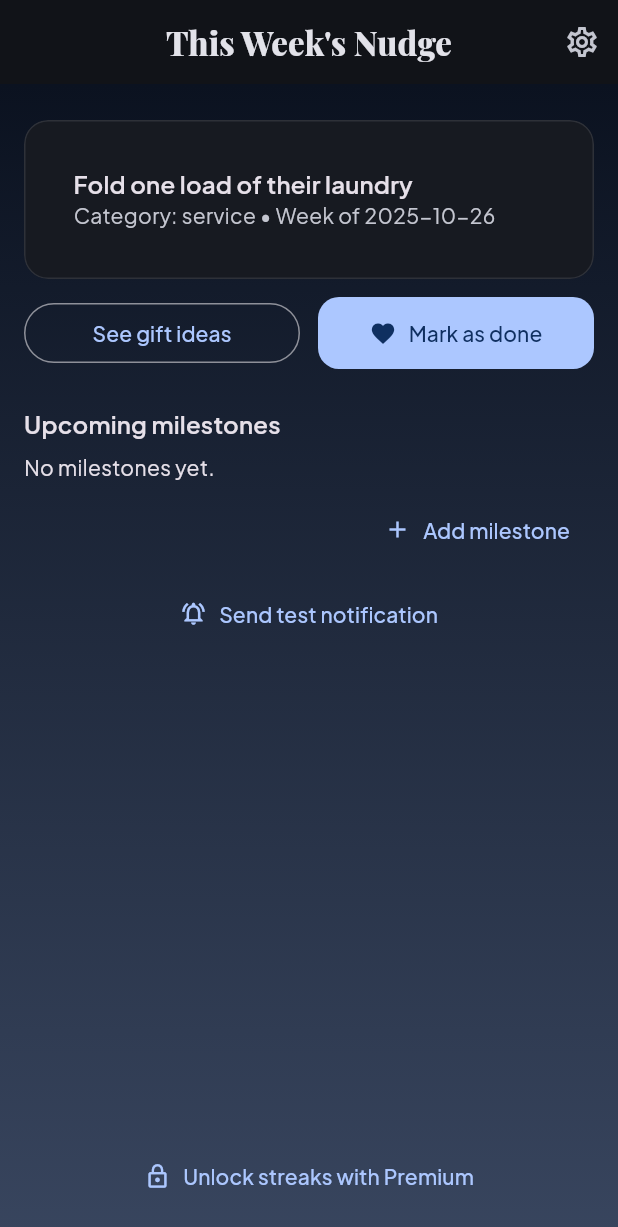
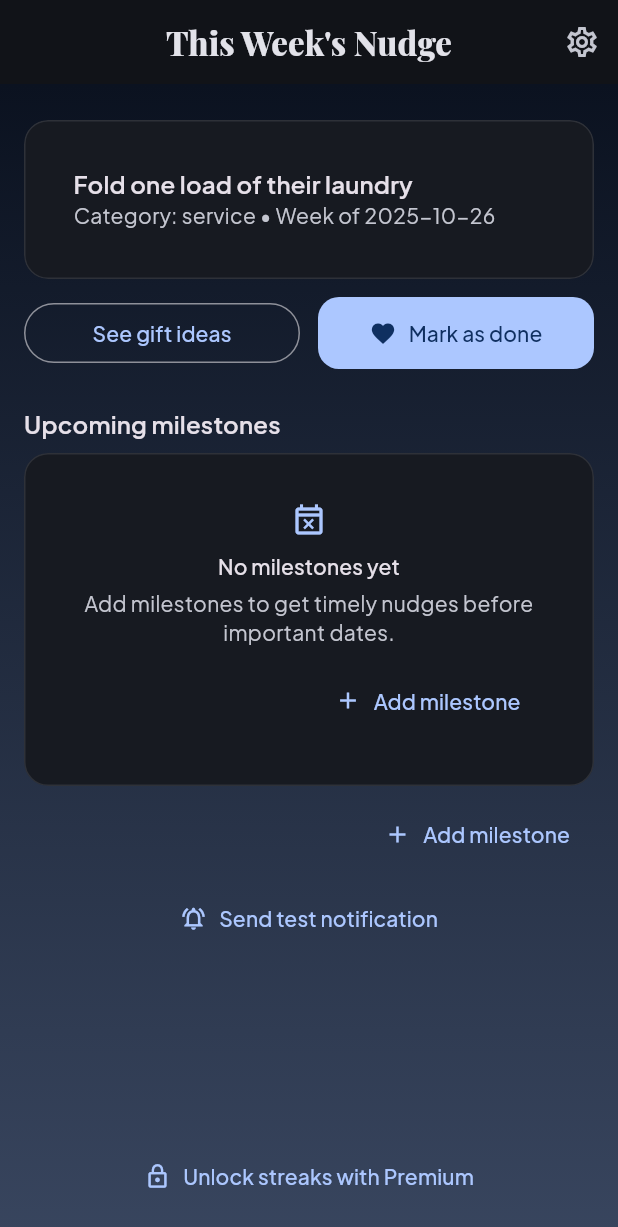
Before and after one commit to miedo007/LittleActs, a Flutter app: the NudgeOfWeekScreen screen opened by its route, on a phone screen of 412 x 824 dp. Shown: the top 1227 px of the screen. Run offline on Flutter 3.47's test engine with Material 3 defaults, Android fonts, the phone set to English and light mode, and no system bars; our stand-ins replace flutter_riverpod, go_router, google_fonts, shared_preferences; accounts and stored records are empty.

```diff
--- a/lib/features/nudge/nudge_of_week_screen.dart
+++ b/lib/features/nudge/nudge_of_week_screen.dart
@@ -32,7 +32,7 @@ class NudgeOfWeekScreen extends ConsumerWidget {
           IconButton(
             tooltip: 'Settings',
             icon: const Icon(Icons.settings_outlined),
-            onPressed: () => context.goNamed('settings'),
+            onPressed: () => context.pushNamed('settings'),
           ),
         ],
       ),
@@ -149,7 +149,42 @@ class _UpcomingMilestones extends StatelessWidget {
   @override
   Widget build(BuildContext context) {
     if (milestones.isEmpty) {
-      return const Text('No milestones yet.');
+      final cs = Theme.of(context).colorScheme;
+      return GlassCard(
+        child: Padding(
+          padding: const EdgeInsets.all(16),
+          child: Column(
+            crossAxisAlignment: CrossAxisAlignment.stretch,
+            children: [
+              Icon(Icons.event_busy_outlined, color: cs.primary),
+              const SizedBox(height: 8),
+              Text(
+                'No milestones yet',
+                textAlign: TextAlign.center,
+                style: Theme.of(context).textTheme.titleSmall,
+              ),
+              const SizedBox(height: 6),
+              Text(
+                'Add milestones to get timely nudges before important dates.',
+                textAlign: TextAlign.center,
+                style: Theme.of(context)
+                    .textTheme
+                    .bodyMedium
+                    ?.copyWith(color: cs.onSurfaceVariant),
+              ),
+              const SizedBox(height: 12),
+              Align(
+                alignment: Alignment.centerRight,
+                child: TextButton.icon(
+                  onPressed: () => context.goNamed('milestonePlanner'),
+                  icon: const Icon(Icons.add),
+                  label: const Text('Add milestone'),
+                ),
+              ),
+            ],
+          ),
+        ),
+      );
     }
     final sorted = [...milestones]
       ..sort((a, b) => a.nextOccurrence().compareTo(b.nextOccurrence()));
--- a/lib/features/paywall/paywall_screen.dart
+++ b/lib/features/paywall/paywall_screen.dart
@@ -33,7 +33,7 @@ class PaywallScreen extends ConsumerWidget {
           IconButton(
             tooltip: 'Settings',
             icon: const Icon(Icons.settings_outlined),
-            onPressed: () => context.goNamed('settings'),
+            onPressed: () => context.pushNamed('settings'),
           ),
         ],
       ),
```
Also changed, not shown: lib/features/settings/settings_screen.dart (+28 -2 lines).
